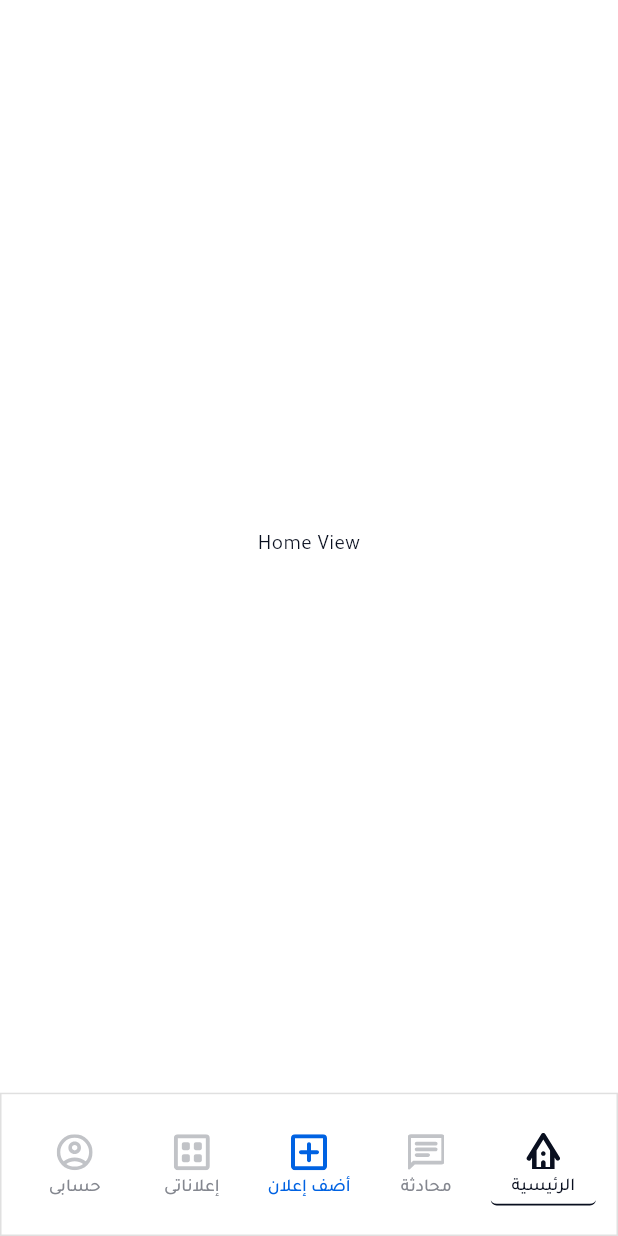
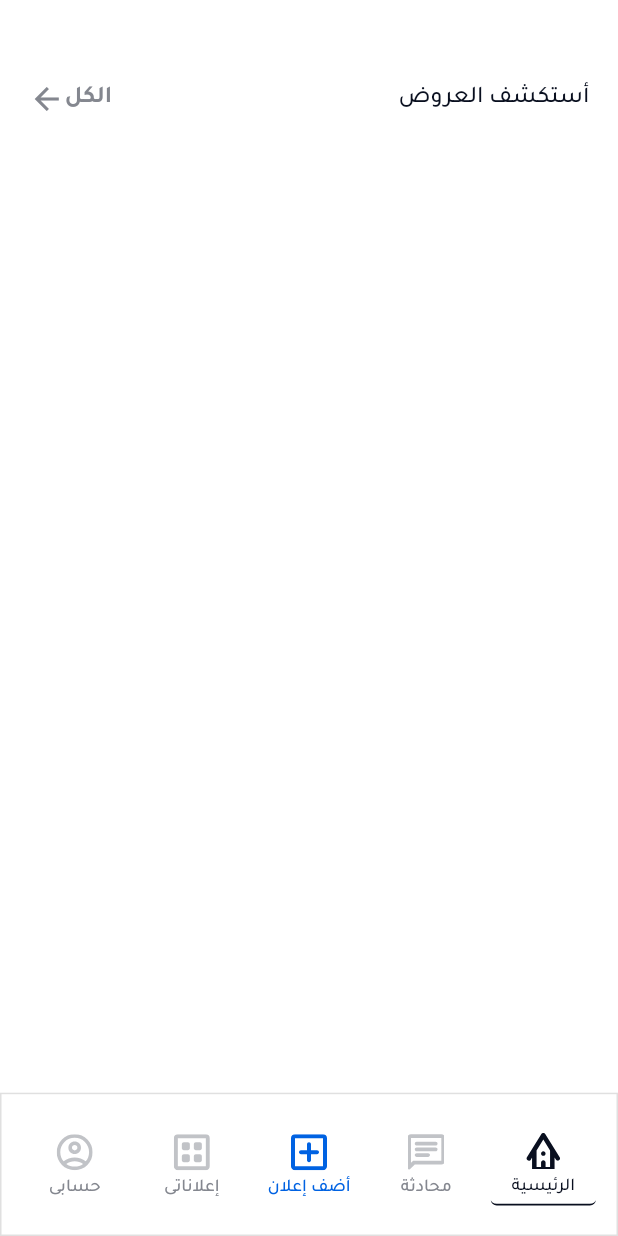
Before and after one commit to youssefhedefa/flutter_task_Youssef_Hedefa, a Flutter app: the screen it shows after launch, on a phone screen of 412 x 824 dp. Run offline on Flutter 3.47's test engine with Material 3 defaults, Android fonts, the phone set to English and light mode, and no system bars; our stand-ins replace bloc, easy_localization, equatable, flutter_bloc, flutter_screenutil, flutter_svg.

Commit message:
feat: Implement home view screen
- **Home View:**
    - Created the initial `HomeView` screen.
    - Added an `ExploreOffersWidget` to the home screen to display a section header with a "see all" option.
    - Wrapped the main navigation body in a `SafeArea` to avoid UI overlaps with system elements.
    - Updated `MainNavigationState` to include the new `HomeView`.

- **Constants:**
    - Introduced `AppNumConstants` to define shared numerical values, starting with `defaultPadding`.

- **Refactor & Cleanup:**
    - Removed a debugging log from `CustomSvgBuilder`.
    - Deleted the generated Android problems report HTML file.

```diff
--- a/lib/core/components/widgets/custom_svg_builder.dart
+++ b/lib/core/components/widgets/custom_svg_builder.dart
@@ -1,5 +1,3 @@
-import 'dart:developer';
-
 import 'package:flutter/material.dart';
 import 'package:flutter_screenutil/flutter_screenutil.dart';
 import 'package:flutter_svg/flutter_svg.dart';
@@ -15,7 +13,6 @@ class CustomSvgBuilder extends StatelessWidget {
 
   @override
   Widget build(BuildContext context) {
-    log('Loading SVG asset: $color');
     return SvgPicture.asset(
       path,
       fit: fit ?? BoxFit.cover,
--- /dev/null
+++ b/lib/core/constants/app_num_constants.dart
@@ -0,0 +1,5 @@
+import 'package:flutter_screenutil/flutter_screenutil.dart';
+
+abstract class AppNumConstants {
+  static double defaultPadding = 16.0.h;
+}
--- /dev/null
+++ b/lib/features/home/presentation/view/home_view.dart
@@ -0,0 +1,25 @@
+import 'package:flutter/material.dart';
+import 'package:flutter_screenutil/flutter_screenutil.dart';
+import 'package:flutter_task/core/constants/app_num_constants.dart';
+import 'package:flutter_task/features/home/presentation/view/widgets/explore_offers_widget.dart';
+
+class HomeView extends StatelessWidget {
+  const HomeView({super.key});
+
+  @override
+  Widget build(BuildContext context) {
+    return Padding(
+      padding: EdgeInsets.only(
+        top: 45.h,
+        left: AppNumConstants.defaultPadding,
+        right: AppNumConstants.defaultPadding,
+      ),
+      child: const Column(
+        crossAxisAlignment: CrossAxisAlignment.start,
+        children: [
+          ExploreOffersWidget(),
+        ],
+      ),
+    );
+  }
+}
--- /dev/null
+++ b/lib/features/home/presentation/view/widgets/explore_offers_widget.dart
@@ -0,0 +1,29 @@
+import 'package:flutter/material.dart';
+import 'package:flutter_task/core/extensions/localization_extensions.dart';
+import 'package:flutter_task/core/extensions/theming_extension.dart';
+
+class ExploreOffersWidget extends StatelessWidget {
+  const ExploreOffersWidget({super.key});
+
+  @override
+  Widget build(BuildContext context) {
+    final textStyle = context.appTextStyles;
+    return Row(
+      children: [
+        Text(
+          context.exploreOffers,
+          style: textStyle.font16Medium,
+        ),
+        const Spacer(),
+        Text(
+          context.all,
+          style: textStyle.font16BoldGreyColor,
+        ),
+        Icon(
+          Icons.arrow_forward,
+          color: context.appColors.unselectedColor,
+        ),
+      ],
+    );
+  }
+}
--- a/lib/features/main_navigation/presentation/controllers/main_navigation_cubit/main_navigation_cubit.dart
+++ b/lib/features/main_navigation/presentation/controllers/main_navigation_cubit/main_navigation_cubit.dart
@@ -1,6 +1,7 @@
 import 'package:bloc/bloc.dart';
 import 'package:equatable/equatable.dart';
 import 'package:flutter/material.dart';
+import 'package:flutter_task/features/home/presentation/view/home_view.dart';
 
 part 'main_navigation_state.dart';
 
--- a/lib/features/main_navigation/presentation/controllers/main_navigation_cubit/main_navigation_state.dart
+++ b/lib/features/main_navigation/presentation/controllers/main_navigation_cubit/main_navigation_state.dart
@@ -7,7 +7,7 @@ class MainNavigationState extends Equatable {
   const MainNavigationState({
     this.currentIndex = 0,
     this.views = const [
-      Center(child: Text('Home View')),
+      HomeView(),
       Center(child: Text('Search View')),
       Center(child: Text('Add View')),
       Center(child: Text('Notifications View')),
--- a/lib/features/main_navigation/presentation/view/main_navigation.dart
+++ b/lib/features/main_navigation/presentation/view/main_navigation.dart
@@ -18,7 +18,7 @@ class _MainNavigationViewState extends State<MainNavigationView> {
       child: BlocBuilder<MainNavigationCubit, MainNavigationState>(
         builder: (context, state) {
           return Scaffold(
-              body: state.views[state.currentIndex],
+              body: SafeArea(child: state.views[state.currentIndex]),
               bottomNavigationBar: CustomBottomNavBar(
                 state: state,
               ),
```
Also changed, not shown: 1 other file.
